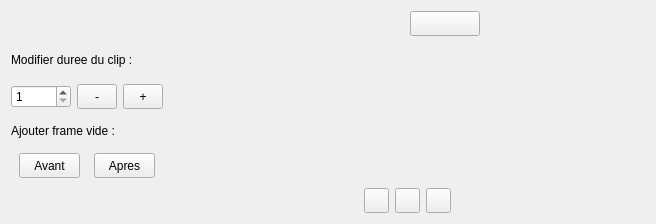
Qt form src/tweedy/gui/timeline/TimeLineUi.ui (stopmotionimac/tweedy) before a commit.
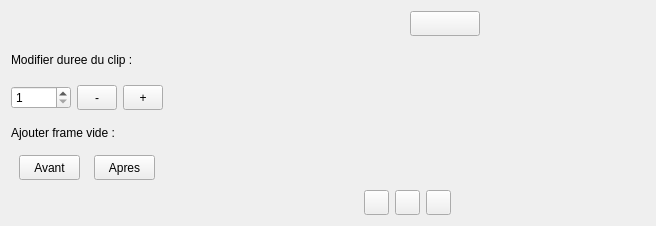
The same form after that commit.

```diff
--- a/src/tweedy/gui/timeline/TimeLineUi.ui
+++ b/src/tweedy/gui/timeline/TimeLineUi.ui
@@ -7,7 +7,7 @@
     <x>0</x>
     <y>0</y>
     <width>656</width>
-    <height>206</height>
+    <height>226</height>
    </rect>
   </property>
   <property name="maximumSize">
```
